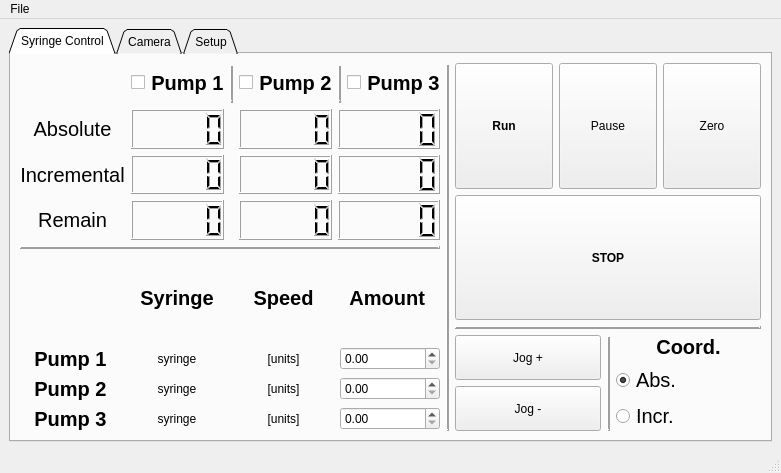
Before: the Qt Designer form poseidon_controller_gui.ui in sbooeshaghi/POSEIDON-Open-Source-Microfluidics-Platform, drawn with Qt 5.
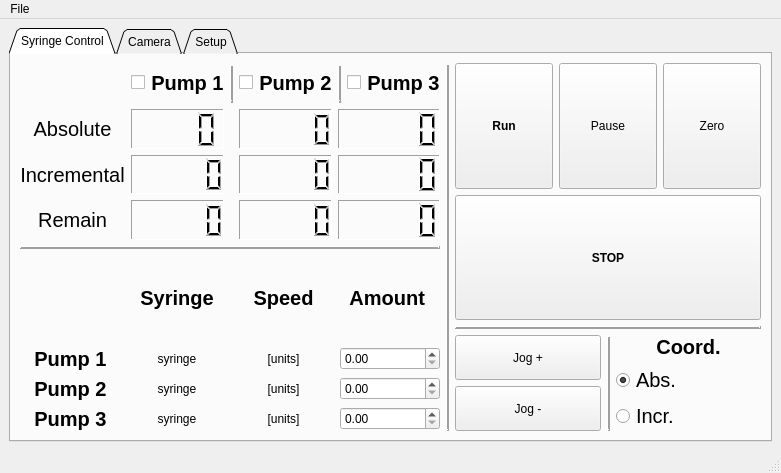
After: the same form once the commit is applied. The open tabs and pages were chosen to show the change.

```diff
--- a/poseidon_controller_gui.ui
+++ b/poseidon_controller_gui.ui
@@ -83,10 +83,30 @@
                </widget>
               </item>
               <item row="2" column="3">
-               <widget class="QLCDNumber" name="p2_incremental_DISP"/>
+               <widget class="QLCDNumber" name="p2_incremental_DISP">
+                <property name="frameShape">
+                 <enum>QFrame::Panel</enum>
+                </property>
+                <property name="frameShadow">
+                 <enum>QFrame::Sunken</enum>
+                </property>
+                <property name="digitCount">
+                 <number>5</number>
+                </property>
+               </widget>
               </item>
               <item row="3" column="4">
-               <widget class="QLCDNumber" name="p3_remain_DISP"/>
+               <widget class="QLCDNumber" name="p3_remain_DISP">
+                <property name="frameShape">
+                 <enum>QFrame::Panel</enum>
+                </property>
+                <property name="frameShadow">
+                 <enum>QFrame::Sunken</enum>
+                </property>
+                <property name="digitCount">
+                 <number>5</number>
+                </property>
+               </widget>
               </item>
               <item row="0" column="3">
                <layout class="QHBoxLayout" name="horizontalLayout_12">
@@ -138,7 +158,17 @@
                </widget>
               </item>
               <item row="2" column="4">
-               <widget class="QLCDNumber" name="p3_incremental_DISP"/>
+               <widget class="QLCDNumber" name="p3_incremental_DISP">
+                <property name="frameShape">
+                 <enum>QFrame::Panel</enum>
+                </property>
+                <property name="frameShadow">
+                 <enum>QFrame::Sunken</enum>
+                </property>
+                <property name="digitCount">
+                 <number>5</number>
+                </property>
+               </widget>
               </item>
               <item row="0" column="1">
                <layout class="QHBoxLayout" name="horizontalLayout_14">
@@ -190,13 +220,43 @@
                </widget>
               </item>
               <item row="1" column="3">
-               <widget class="QLCDNumber" name="p2_absolute_DISP"/>
+               <widget class="QLCDNumber" name="p2_absolute_DISP">
+                <property name="frameShape">
+                 <enum>QFrame::Panel</enum>
+                </property>
+                <property name="frameShadow">
+                 <enum>QFrame::Sunken</enum>
+                </property>
+                <property name="digitCount">
+                 <number>5</number>
+                </property>
+               </widget>
               </item>
               <item row="3" column="1">
-               <widget class="QLCDNumber" name="p1_remain_DISP"/>
+               <widget class="QLCDNumber" name="p1_remain_DISP">
+                <property name="frameShape">
+                 <enum>QFrame::Panel</enum>
+                </property>
+                <property name="frameShadow">
+                 <enum>QFrame::Sunken</enum>
+                </property>
+                <property name="digitCount">
+                 <number>5</number>
+                </property>
+               </widget>
               </item>
               <item row="2" column="1">
-               <widget class="QLCDNumber" name="p1_incremental_DISP"/>
+               <widget class="QLCDNumber" name="p1_incremental_DISP">
+                <property name="frameShape">
+                 <enum>QFrame::Panel</enum>
+                </property>
+                <property name="frameShadow">
+                 <enum>QFrame::Sunken</enum>
+                </property>
+                <property name="digitCount">
+                 <number>5</number>
+                </property>
+               </widget>
               </item>
               <item row="1" column="0">
                <widget class="QLabel" name="label_58">
@@ -214,10 +274,30 @@
                </widget>
               </item>
               <item row="1" column="4">
-               <widget class="QLCDNumber" name="p3_absolute_DISP"/>
+               <widget class="QLCDNumber" name="p3_absolute_DISP">
+                <property name="frameShape">
+                 <enum>QFrame::Panel</enum>
+                </property>
+                <property name="frameShadow">
+                 <enum>QFrame::Sunken</enum>
+                </property>
+                <property name="digitCount">
+                 <number>5</number>
+                </property>
+               </widget>
               </item>
               <item row="3" column="3">
-               <widget class="QLCDNumber" name="p2_remain_DISP"/>
+               <widget class="QLCDNumber" name="p2_remain_DISP">
+                <property name="frameShape">
+                 <enum>QFrame::Panel</enum>
+                </property>
+                <property name="frameShadow">
+                 <enum>QFrame::Sunken</enum>
+                </property>
+                <property name="digitCount">
+                 <number>5</number>
+                </property>
+               </widget>
               </item>
               <item row="0" column="4">
                <layout class="QHBoxLayout" name="horizontalLayout_13">
@@ -267,7 +347,17 @@
                </layout>
               </item>
               <item row="1" column="1">
-               <widget class="QLCDNumber" name="p1_absolute_DISP"/>
+               <widget class="QLCDNumber" name="p1_absolute_DISP">
+                <property name="frameShape">
+                 <enum>QFrame::Panel</enum>
+                </property>
+                <property name="frameShadow">
+                 <enum>QFrame::Sunken</enum>
+                </property>
+                <property name="digitCount">
+                 <number>4</number>
+                </property>
+               </widget>
               </item>
              </layout>
             </item>
```
Left out of the diff: 2 changed lines with no effect on the pictures.
